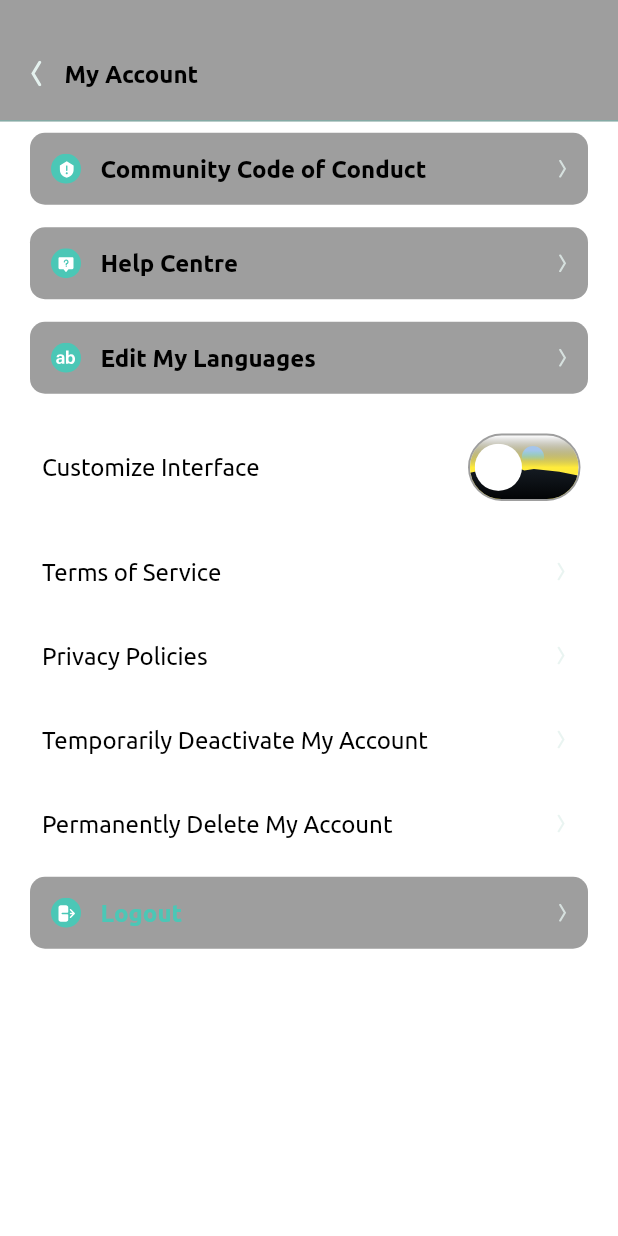
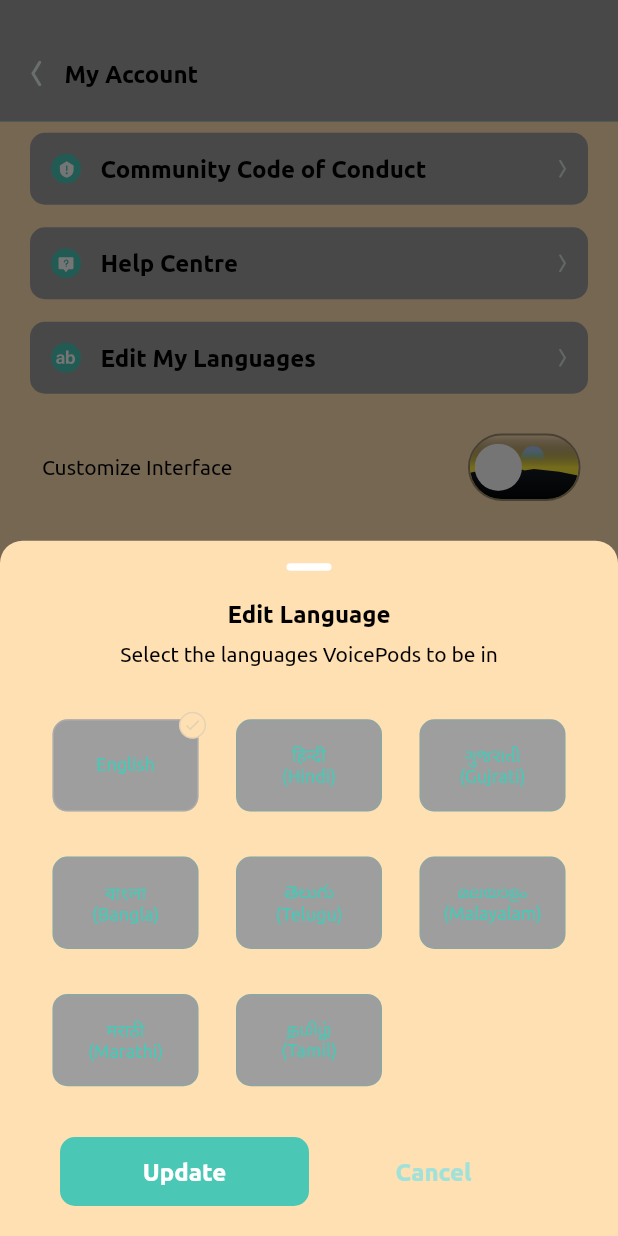
Before and after one commit to codec-akash/arre_assessment, a Flutter app: the screen it shows after launch, after a tap on "Edit My Languages", on a phone screen of 412 x 824 dp. Run offline on Flutter 3.47's test engine with Material 2 defaults, Android fonts, the phone set to English and light mode, and no system bars; our stand-ins replace flutter_riverpod, flutter_svg, hive; accounts and stored records are empty; project files that could hold a hidden picture were left out.

Commit message:
bottom sheet added

```diff
--- a/lib/main.dart
+++ b/lib/main.dart
@@ -1,6 +1,7 @@
 import 'package:arre_assessment/screens/home_screen.dart';
-import 'package:arre_assessment/utils/global.dart';
-import 'package:arre_assessment/utils/themeprovider.dart';
+
+import 'package:arre_assessment/utils/keys.dart';
+import 'package:arre_assessment/provider/theme_provider.dart';
 import 'package:flutter/material.dart';
 import 'package:flutter_riverpod/flutter_riverpod.dart';
 
@@ -17,7 +18,22 @@ class MyApp extends ConsumerWidget {
 
     return MaterialApp(
       title: 'Arre Assessment',
-      theme: darkMode ? Global.darkTheme : Global.lightTheme,
+      theme: ThemeData(
+        primaryColor: const Color(0xff4BC7B6),
+        scaffoldBackgroundColor: Colors.orange[100],
+        canvasColor: Colors.grey,
+        brightness: Brightness.light,
+        fontFamily: Keys.fontFamilyUbuntu,
+      ),
+      darkTheme: ThemeData(
+        primaryColor: const Color(0xff4BC7B6),
+        scaffoldBackgroundColor: const Color(0xff171E26),
+        canvasColor: const Color(0xff232C36),
+        brightness: Brightness.dark,
+        fontFamily: Keys.fontFamilyAcumin,
+        highlightColor: const Color(0xffEE8C34),
+      ),
+      themeMode: darkMode ? ThemeMode.dark : ThemeMode.light,
       home: const HomeScreen(),
     );
   }
--- /dev/null
+++ b/lib/model/language_model.dart
@@ -0,0 +1,16 @@
+class Language {
+  late String title;
+  late String englishTitle;
+  late bool isSelected;
+
+  Language({
+    required this.title,
+    required this.englishTitle,
+    this.isSelected = false,
+  });
+
+  Language.fromJson(Map<String, dynamic> json) {
+    title = json['title'];
+    englishTitle = json['titleEnglish'];
+  }
+}
--- /dev/null
+++ b/lib/provider/language_provider.dart
@@ -0,0 +1,55 @@
+import 'package:arre_assessment/model/language_model.dart';
+import 'package:arre_assessment/repository/language_repo.dart';
+import 'package:arre_assessment/utils/keys.dart';
+import 'package:flutter_riverpod/flutter_riverpod.dart';
+import 'package:hive/hive.dart';
+import 'package:path_provider/path_provider.dart';
+
+class LanguageNotifier extends StateNotifier<List<Language>> {
+  LanguageNotifier(this.languageRepo) : super([]) {
+    getLanguages();
+  }
+
+  LanguageRepo languageRepo;
+  String? selectedLanguage;
+
+  Future<void> getLanguages() async {
+    languageRepo.fetchLanguage().then((value) {
+      state = value;
+    });
+    getDataFromHive();
+  }
+
+  Future<void> updateLanguage(String selectedLan) async {
+    selectedLanguage = selectedLan;
+    await updateHive();
+  }
+
+  Future<Box> openHiveBox(String boxName) async {
+    if (!Hive.isBoxOpen(boxName)) {
+      var path = (await getApplicationDocumentsDirectory()).path;
+      Hive.init(path);
+    }
+
+    return await Hive.openBox(boxName);
+  }
+
+  Future<void> getDataFromHive() async {
+    var box = await openHiveBox(Keys.hiveLanBox);
+    if (box.containsKey(Keys.languageKeyName)) {
+      var data = box.get(Keys.languageKeyName);
+      selectedLanguage = data;
+    }
+    box.close();
+  }
+
+  Future<void> updateHive() async {
+    var box = await openHiveBox(Keys.hiveLanBox);
+    box.put(Keys.languageKeyName, selectedLanguage);
+    box.close();
+  }
+}
+
+final languageProvider =
+    StateNotifierProvider<LanguageNotifier, List<Language>>(
+        (ref) => LanguageNotifier(LanguageRepo()));
--- /dev/null
+++ b/lib/repository/language_repo.dart
@@ -0,0 +1,45 @@
+import 'package:arre_assessment/model/language_model.dart';
+
+class LanguageRepo {
+  Future<List<Language>> fetchLanguage() async {
+    List<Language> languages =
+        (lanJson).map((json) => Language.fromJson(json)).toList();
+
+    return languages;
+  }
+
+  var lanJson = [
+    {
+      "title": "English",
+      "titleEnglish": "",
+    },
+    {
+      "title": "हिन्दी",
+      "titleEnglish": "(Hindi)",
+    },
+    {
+      "title": "ગુજરાતી",
+      "titleEnglish": "(Gujrati)",
+    },
+    {
+      "title": "বাংলা",
+      "titleEnglish": "(Bangla)",
+    },
+    {
+      "title": "తెలుగు",
+      "titleEnglish": "(Telugu)",
+    },
+    {
+      "title": "മലയാളം",
+      "titleEnglish": "(Malayalam)",
+    },
+    {
+      "title": "मराठी",
+      "titleEnglish": "(Marathi)",
+    },
+    {
+      "title": "தமிழ்",
+      "titleEnglish": "(Tamil)",
+    },
+  ];
+}
--- a/lib/screens/home_screen.dart
+++ b/lib/screens/home_screen.dart
@@ -1,5 +1,6 @@
 import 'package:arre_assessment/utils/image_path.dart';
 import 'package:arre_assessment/utils/strings.dart';
+import 'package:arre_assessment/widget/bottom_sheet.dart';
 import 'package:arre_assessment/widget/list_tile_card.dart';
 import 'package:arre_assessment/widget/text_widget.dart';
 import 'package:flutter/material.dart';
@@ -67,7 +68,24 @@ class _HomeScreenState extends State<HomeScreen> {
                   ListTileCard(
                     svgPath: ImagePath.languageIcon,
                     text: Strings.language,
-                    onButtonTap: () {},
+                    onButtonTap: () async {
+                      var res = await showModalBottomSheet(
+                        context: context,
+                        backgroundColor:
+                            Theme.of(context).scaffoldBackgroundColor,
+                        shape: const RoundedRectangleBorder(
+                            borderRadius: BorderRadius.vertical(
+                                top: Radius.circular(15))),
+                        builder: (context) => const BottomModal(),
+                      );
+                      if (res == true) {
+                        if (context.mounted) {
+                          ScaffoldMessenger.of(context).showSnackBar(
+                              const SnackBar(
+                                  content: Text(Strings.languageUpdated)));
+                        }
+                      }
+                    },
                   ),
                   const ListTileSwitch(text: Strings.interfaceText),
                   const ListTileText(text: Strings.term),
@@ -83,6 +101,20 @@ class _HomeScreenState extends State<HomeScreen> {
                 ],
               ),
             ),
+            SliverFillRemaining(
+              hasScrollBody: false,
+              child: Column(
+                mainAxisAlignment: MainAxisAlignment.end,
+                children: [
+                  Center(
+                    child: Image.asset(
+                      ImagePath.logoImage,
+                      height: 110,
+                    ),
+                  )
+                ],
+              ),
+            ),
           ],
         ),
       ),
--- a/lib/utils/global.dart
+++ b/lib/utils/global.dart
@@ -1,22 +1,8 @@
-import 'package:arre_assessment/utils/keys.dart';
 import 'package:flutter/material.dart';
 
 class Global {
-  static ThemeData lightTheme = ThemeData(
-    primaryColor: const Color(0xff4BC7B6),
-    scaffoldBackgroundColor: Colors.white,
-    canvasColor: Colors.grey,
-    brightness: Brightness.light,
-    fontFamily: Keys.fontFamilyUbuntu,
-  );
-  static ThemeData darkTheme = ThemeData(
-    primaryColor: const Color(0xff4BC7B6),
-    scaffoldBackgroundColor: const Color(0xff171E26),
-    canvasColor: const Color(0xff232C36),
-    brightness: Brightness.dark,
-    fontFamily: Keys.fontFamilyAcumin,
-  );
   static const Color textColor = Color(0xffE4F1EE);
   static const Color greenGradientColor = Color(0xffABFAFF);
   static const Color whiteGradientColor = Color(0xffD5FFAB);
+  static const Color tealColor = Color(0xffA2E1D9);
 }
--- a/lib/utils/image_path.dart
+++ b/lib/utils/image_path.dart
@@ -6,4 +6,5 @@ class ImagePath {
   static const logoutIcon = "assets/image/logout_icon.svg";
   static const switchImage = "assets/image/switch_image.svg";
   static const switchWithoutBgImage = "assets/image/switch_without_bg.svg";
+  static const logoImage = "assets/image/logo.png";
 }
--- a/lib/utils/keys.dart
+++ b/lib/utils/keys.dart
@@ -1,6 +1,8 @@
 class Keys {
   static const String hiveBoxName = "theme_box";
+  static const String hiveLanBox = "language_box";
   static const String themeKeyName = "theme_data";
+  static const String languageKeyName = "language_data";
   static const String fontFamilyAcumin = "Acumin";
   static const String fontFamilyUbuntu = "Ubuntu";
 }
--- a/lib/utils/strings.dart
+++ b/lib/utils/strings.dart
@@ -9,4 +9,10 @@ class Strings {
   static const String deleteAcc = "Permanently Delete My Account";
   static const String interfaceText = "Customize Interface";
   static const String logout = "Logout";
+  static const String editLanguage = "Edit Language";
+  static const String editLanguageSubtitle =
+      "Select the languages VoicePods to be in";
+  static const String update = "Update";
+  static const String cancel = "Cancel";
+  static const String languageUpdated = "Language Updated Successfully";
 }
--- /dev/null
+++ b/lib/widget/bottom_sheet.dart
@@ -0,0 +1,121 @@
+import 'package:arre_assessment/model/language_model.dart';
+import 'package:arre_assessment/provider/language_provider.dart';
+import 'package:arre_assessment/utils/global.dart';
+import 'package:arre_assessment/utils/strings.dart';
+import 'package:arre_assessment/widget/language_card.dart';
+import 'package:arre_assessment/widget/text_widget.dart';
+import 'package:flutter/material.dart';
+import 'package:flutter_riverpod/flutter_riverpod.dart';
+
+class BottomModal extends StatefulWidget {
+  const BottomModal({super.key});
+
+  @override
+  State<BottomModal> createState() => _BottomModalState();
+}
+
+class _BottomModalState extends State<BottomModal> {
+  List<Language> language = [];
+  String selectedLanguage = "English";
+
+  @override
+  Widget build(BuildContext context) {
+    return Column(
+      children: [
+        const SizedBox(height: 15),
+        Container(
+          height: 5,
+          width: 30,
+          decoration: BoxDecoration(
+            color: Colors.white,
+            borderRadius: BorderRadius.circular(10),
+          ),
+        ),
+        const SizedBox(height: 20),
+        const TitleText(text: Strings.editLanguage),
+        const SizedBox(height: 10),
+        const NormalText(text: Strings.editLanguageSubtitle),
+        const SizedBox(height: 30),
+        Consumer(
+          builder: (context, ref, child) {
+            language = ref.watch<List<Language>>(languageProvider);
+            if (language.isEmpty) {
+              return const CircularProgressIndicator();
+            }
+            return Expanded(
+              child: GridView.builder(
+                padding: const EdgeInsets.symmetric(horizontal: 30),
+                gridDelegate: const SliverGridDelegateWithFixedCrossAxisCount(
+                  crossAxisCount: 3,
+                  mainAxisSpacing: 20,
+                  crossAxisSpacing: 15,
+                  childAspectRatio: 1.5,
+                ),
+                itemCount: language.length,
+                itemBuilder: (context, index) => GestureDetector(
+                  onTap: () {
+                    setState(() {
+                      selectedLanguage = language[index].title;
+                    });
+                  },
+                  child: LanguageCard(
+                    language: language[index],
+                    isSelected: selectedLanguage == language[index].title,
+                  ),
+                ),
+              ),
+            );
+          },
+        ),
+        Container(
+          margin: const EdgeInsets.symmetric(horizontal: 40, vertical: 20),
+          child: Row(
+            children: [
+              Expanded(
+                child: Consumer(
+                  builder: (context, ref, child) {
+                    language = ref.watch<List<Language>>(languageProvider);
+                    return GestureDetector(
+                      onTap: () async {
+                        await ref
+                            .read(languageProvider.notifier)
+                            .updateLanguage(selectedLanguage);
+                        if (context.mounted) {
+                          Navigator.of(context).pop(true);
+                        }
+                      },
+                      child: Container(
+                        padding: const EdgeInsets.symmetric(vertical: 14),
+                        decoration: BoxDecoration(
+                          color: Theme.of(context).primaryColor,
+                          borderRadius: BorderRadius.circular(10),
+                        ),
+                        alignment: Alignment.center,
+                        child: const HeadingText(
+                            text: Strings.update, textColor: Colors.white),
+                      ),
+                    );
+                  },
+                ),
+              ),
+              Expanded(
+                child: GestureDetector(
+                  onTap: () {
+                    Navigator.of(context).pop();
+                  },
+                  child: Container(
+                    alignment: Alignment.center,
+                    child: const HeadingText(
+                      text: Strings.cancel,
+                      textColor: Global.tealColor,
+                    ),
+                  ),
+                ),
+              ),
+            ],
+          ),
+        )
+      ],
+    );
+  }
+}
--- /dev/null
+++ b/lib/widget/language_card.dart
@@ -0,0 +1,66 @@
+import 'package:arre_assessment/model/language_model.dart';
+import 'package:arre_assessment/widget/text_widget.dart';
+import 'package:flutter/material.dart';
+
+class LanguageCard extends StatelessWidget {
+  final Language language;
+  final bool isSelected;
+
+  const LanguageCard(
+      {super.key, required this.language, required this.isSelected});
+
+  @override
+  Widget build(BuildContext context) {
+    return Stack(
+      fit: StackFit.expand,
+      children: [
+        Container(
+          margin: const EdgeInsets.all(5),
+          decoration: BoxDecoration(
+            color: Theme.of(context).canvasColor,
+            borderRadius: BorderRadius.circular(10),
+            border: Border.all(
+              color: isSelected == true
+                  ? Theme.of(context).highlightColor
+                  : Theme.of(context).primaryColor.withOpacity(0.2),
+            ),
+          ),
+          child: Column(
+            children: [
+              Spacer(),
+              NormalText(
+                text: language.title,
+                fontSize: 12,
+                textColor: Theme.of(context).primaryColor,
+              ),
+              if (language.englishTitle.isNotEmpty)
+                NormalText(
+                  text: language.englishTitle,
+                  fontSize: 12,
+                  textColor: Theme.of(context).primaryColor,
+                ),
+              Spacer(),
+            ],
+          ),
+        ),
+        if (isSelected)
+          Positioned(
+            top: 0,
+            right: 0,
+            child: Container(
+              padding: EdgeInsets.all(2),
+              decoration: BoxDecoration(
+                  color: Theme.of(context).scaffoldBackgroundColor,
+                  shape: BoxShape.circle,
+                  border: Border.all(color: Theme.of(context).highlightColor)),
+              child: Icon(
+                Icons.check,
+                size: 12,
+                color: Theme.of(context).highlightColor,
+              ),
+            ),
+          ),
+      ],
+    );
+  }
+}
--- a/lib/widget/list_tile_card.dart
+++ b/lib/widget/list_tile_card.dart
@@ -1,6 +1,6 @@
 import 'package:arre_assessment/utils/global.dart';
 import 'package:arre_assessment/utils/image_path.dart';
-import 'package:arre_assessment/utils/themeprovider.dart';
+import 'package:arre_assessment/provider/theme_provider.dart';
 import 'package:arre_assessment/widget/text_widget.dart';
 import 'package:arre_assessment/widget/toggle_switch.dart';
 import 'package:flutter/material.dart';
--- a/lib/widget/text_widget.dart
+++ b/lib/widget/text_widget.dart
@@ -40,7 +40,10 @@ class HeadingText extends StatelessWidget {
 
 class NormalText extends StatelessWidget {
   final String text;
-  const NormalText({super.key, required this.text});
+  final double? fontSize;
+  final Color? textColor;
+  const NormalText(
+      {super.key, required this.text, this.fontSize, this.textColor});
 
   bool isDark(context) => Theme.of(context).brightness == Brightness.dark;
 
@@ -49,9 +52,10 @@ class NormalText extends StatelessWidget {
     return Text(
       text,
       style: Theme.of(context).textTheme.titleMedium!.copyWith(
+            fontSize: fontSize ?? 14.0,
             color: isDark(context)
-                ? Global.textColor.withOpacity(0.8)
-                : Colors.black,
+                ? textColor ?? Global.textColor.withOpacity(0.8)
+                : textColor ?? Colors.black,
           ),
     );
   }
```
Also changed, not shown: assets/image/logo.png (added), lib/provider/theme_provider.dart (renamed from lib/utils/themeprovider.dart).
